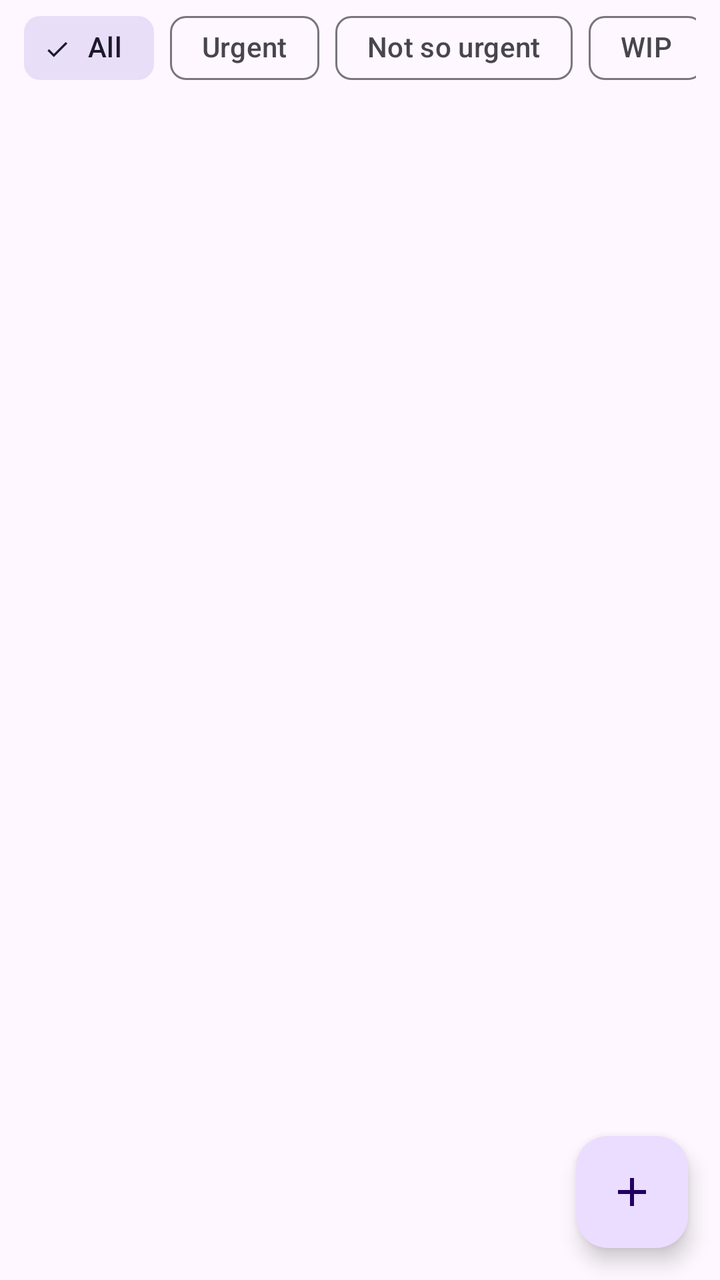
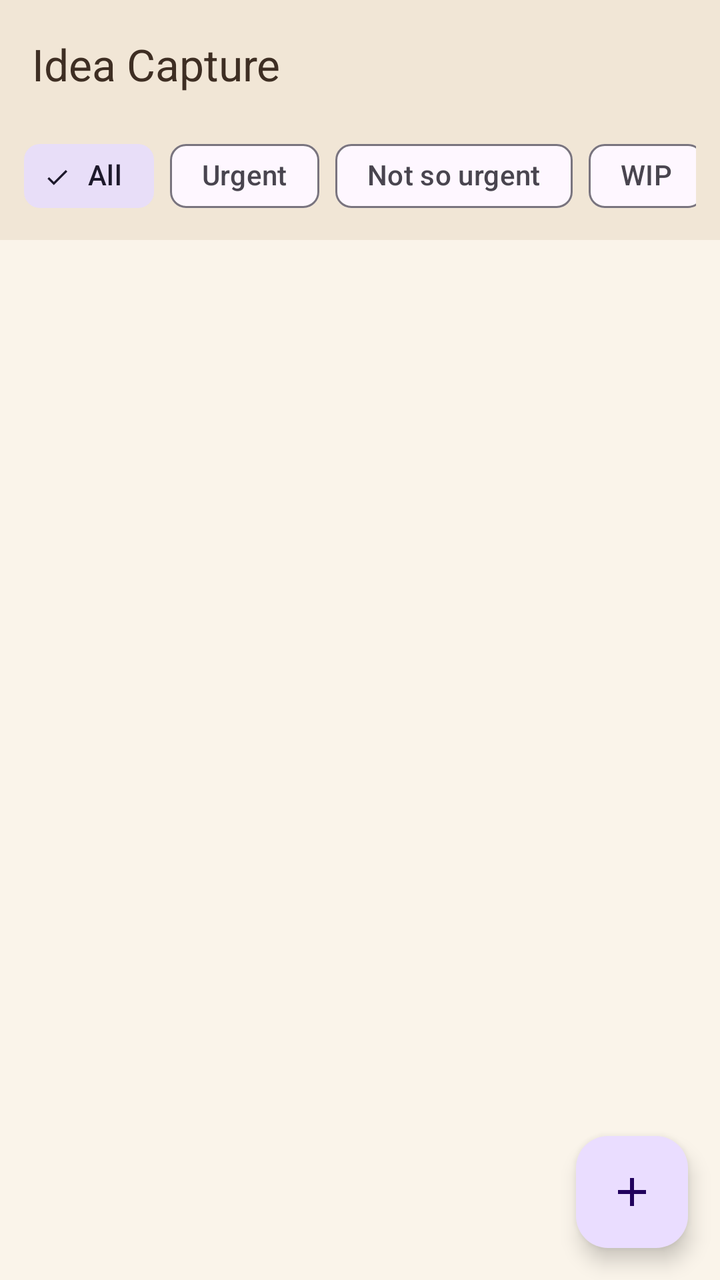

Screens rendered from an Android XML layout before and after an edit, with the pre-edit source and the edit as a unified diff.
<!-- AndroidManifest.xml: application theme Theme.IdeaCapture -->
<!-- res/layout/activity_main.xml -->
<?xml version="1.0" encoding="utf-8"?>
<androidx.coordinatorlayout.widget.CoordinatorLayout
    xmlns:android="http://schemas.android.com/apk/res/android"
    xmlns:app="http://schemas.android.com/apk/res-auto"
    android:layout_width="match_parent"
    android:layout_height="match_parent">

    <LinearLayout
        android:layout_width="match_parent"
        android:layout_height="match_parent"
        android:orientation="vertical">

        <HorizontalScrollView
            android:layout_width="match_parent"
            android:layout_height="wrap_content"
            android:scrollbars="none"
            android:paddingStart="12dp"
            android:paddingEnd="12dp">

            <com.google.android.material.chip.ChipGroup
                android:id="@+id/filterGroup"
                android:layout_width="wrap_content"
                android:layout_height="wrap_content"
                app:singleSelection="true"
                app:singleLine="true"
                app:chipSpacingHorizontal="8dp">

                <com.google.android.material.chip.Chip
                    android:id="@+id/chipAll"
                    style="@style/Widget.Material3.Chip.Filter"
                    android:layout_width="wrap_content"
                    android:layout_height="wrap_content"
                    android:checked="true"
                    android:text="@string/filter_all" />

                <com.google.android.material.chip.Chip
                    android:id="@+id/chipUrgent"
                    style="@style/Widget.Material3.Chip.Filter"
                    android:layout_width="wrap_content"
                    android:layout_height="wrap_content"
                    android:text="@string/status_urgent" />

                <com.google.android.material.chip.Chip
                    android:id="@+id/chipNotSoUrgent"
                    style="@style/Widget.Material3.Chip.Filter"
                    android:layout_width="wrap_content"
                    android:layout_height="wrap_content"
                    android:text="@string/status_not_so_urgent" />

                <com.google.android.material.chip.Chip
                    android:id="@+id/chipWip"
                    style="@style/Widget.Material3.Chip.Filter"
                    android:layout_width="wrap_content"
                    android:layout_height="wrap_content"
                    android:text="@string/status_wip" />
            </com.google.android.material.chip.ChipGroup>
        </HorizontalScrollView>

        <FrameLayout
            android:layout_width="match_parent"
            android:layout_height="0dp"
            android:layout_weight="1">

            <androidx.recyclerview.widget.RecyclerView
                android:id="@+id/ideasList"
                android:layout_width="match_parent"
                android:layout_height="match_parent"
                android:clipToPadding="false"
                android:paddingBottom="88dp" />

            <TextView
                android:id="@+id/emptyView"
                android:layout_width="wrap_content"
                android:layout_height="wrap_content"
                android:layout_gravity="center"
                android:gravity="center"
                android:padding="32dp"
                android:text="@string/empty_hint"
                android:textAppearance="?attr/textAppearanceBodyLarge"
                android:textColor="?android:attr/textColorSecondary"
                android:visibility="gone" />
        </FrameLayout>
    </LinearLayout>

    <com.google.android.material.floatingactionbutton.FloatingActionButton
        android:id="@+id/addFab"
        android:layout_width="wrap_content"
        android:layout_height="wrap_content"
        android:layout_gravity="bottom|end"
        android:layout_margin="16dp"
        android:contentDescription="@string/add_idea"
        app:srcCompat="@drawable/ic_add" />
</androidx.coordinatorlayout.widget.CoordinatorLayout>
<!-- resources referenced by this layout -->
<resources>
  <!-- drawable ic_add (drawable) -->
  <?xml version="1.0" encoding="utf-8"?>
  <vector xmlns:android="http://schemas.android.com/apk/res/android"
      android:width="24dp"
      android:height="24dp"
      android:viewportWidth="24"
      android:viewportHeight="24"
      android:tint="#FFFFFF">
      <path
          android:fillColor="#FFFFFF"
          android:pathData="M19,13h-6v6h-2v-6H5v-2h6V5h2v6h6v2z" />
  </vector>
  <string name="add_idea">Add idea</string>
  <string name="empty_hint">No ideas yet.\nTap + to capture your first idea by typing or voice.</string>
  <string name="filter_all">All</string>
  <string name="status_not_so_urgent">Not so urgent</string>
  <string name="status_urgent">Urgent</string>
  <string name="status_wip">WIP</string>
  <style name="Theme.IdeaCapture" parent="Theme.Material3.DayNight">
          <item name="colorPrimary">#5B47C2</item>
          <item name="colorOnPrimary">#FFFFFF</item>
      </style>
</resources>

<!-- the commit's change to res/layout/activity_main.xml (unified diff, before → after) -->
@@ -1,93 +1,101 @@
 <?xml version="1.0" encoding="utf-8"?>
-<androidx.coordinatorlayout.widget.CoordinatorLayout
+<LinearLayout
     xmlns:android="http://schemas.android.com/apk/res/android"
     xmlns:app="http://schemas.android.com/apk/res-auto"
     android:layout_width="match_parent"
-    android:layout_height="match_parent">
+    android:layout_height="match_parent"
+    android:orientation="vertical"
+    android:fitsSystemWindows="true"
+    android:background="@color/app_background">
 
-    <LinearLayout
+    <com.google.android.material.appbar.MaterialToolbar
+        android:id="@+id/toolbar"
         android:layout_width="match_parent"
-        android:layout_height="match_parent"
-        android:orientation="vertical">
+        android:layout_height="?attr/actionBarSize"
+        android:background="@color/top_bar"
+        app:title="@string/app_name"
+        app:titleTextColor="@color/brown_text_dark" />
 
-        <HorizontalScrollView
-            android:layout_width="match_parent"
+    <HorizontalScrollView
+        android:layout_width="match_parent"
+        android:layout_height="wrap_content"
+        android:background="@color/top_bar"
+        android:scrollbars="none"
+        android:paddingStart="12dp"
+        android:paddingEnd="12dp"
+        android:paddingBottom="8dp">
+
+        <com.google.android.material.chip.ChipGroup
+            android:id="@+id/filterGroup"
+            android:layout_width="wrap_content"
             android:layout_height="wrap_content"
-            android:scrollbars="none"
-            android:paddingStart="12dp"
-            android:paddingEnd="12dp">
+            app:singleSelection="true"
+            app:singleLine="true"
+            app:chipSpacingHorizontal="8dp">
 
-            <com.google.android.material.chip.ChipGroup
-                android:id="@+id/filterGroup"
+            <com.google.android.material.chip.Chip
+                android:id="@+id/chipAll"
+                style="@style/Widget.Material3.Chip.Filter"
                 android:layout_width="wrap_content"
                 android:layout_height="wrap_content"
-                app:singleSelection="true"
-                app:singleLine="true"
-                app:chipSpacingHorizontal="8dp">
+                android:checked="true"
+                android:text="@string/filter_all" />
 
-                <com.google.android.material.chip.Chip
-                    android:id="@+id/chipAll"
-                    style="@style/Widget.Material3.Chip.Filter"
-                    android:layout_width="wrap_content"
-                    android:layout_height="wrap_content"
-                    android:checked="true"
-                    android:text="@string/filter_all" />
-
-                <com.google.android.material.chip.Chip
-                    android:id="@+id/chipUrgent"
-                    style="@style/Widget.Material3.Chip.Filter"
-                    android:layout_width="wrap_content"
-                    android:layout_height="wrap_content"
-                    android:text="@string/status_urgent" />
-
-                <com.google.android.material.chip.Chip
-                    android:id="@+id/chipNotSoUrgent"
-                    style="@style/Widget.Material3.Chip.Filter"
-                    android:layout_width="wrap_content"
-                    android:layout_height="wrap_content"
-                    android:text="@string/status_not_so_urgent" />
-
-                <com.google.android.material.chip.Chip
-                    android:id="@+id/chipWip"
-                    style="@style/Widget.Material3.Chip.Filter"
-                    android:layout_width="wrap_content"
-                    android:layout_height="wrap_content"
-                    android:text="@string/status_wip" />
-            </com.google.android.material.chip.ChipGroup>
-        </HorizontalScrollView>
-
-        <FrameLayout
-            android:layout_width="match_parent"
-            android:layout_height="0dp"
-            android:layout_weight="1">
-
-            <androidx.recyclerview.widget.RecyclerView
-                android:id="@+id/ideasList"
-                android:layout_width="match_parent"
-                android:layout_height="match_parent"
-                android:clipToPadding="false"
-                android:paddingBottom="88dp" />
-
-            <TextView
-                android:id="@+id/emptyView"
+            <com.google.android.material.chip.Chip
+                android:id="@+id/chipUrgent"
+                style="@style/Widget.Material3.Chip.Filter"
                 android:layout_width="wrap_content"
                 android:layout_height="wrap_content"
-                android:layout_gravity="center"
-                android:gravity="center"
-                android:padding="32dp"
-                android:text="@string/empty_hint"
-                android:textAppearance="?attr/textAppearanceBodyLarge"
-                android:textColor="?android:attr/textColorSecondary"
-                android:visibility="gone" />
-        </FrameLayout>
-    </LinearLayout>
+                android:text="@string/status_urgent" />
 
-    <com.google.android.material.floatingactionbutton.FloatingActionButton
-        android:id="@+id/addFab"
-        android:layout_width="wrap_content"
-        android:layout_height="wrap_content"
-        android:layout_gravity="bottom|end"
-        android:layout_margin="16dp"
-        android:contentDescription="@string/add_idea"
-        app:srcCompat="@drawable/ic_add" />
-</androidx.coordinatorlayout.widget.CoordinatorLayout>
+            <com.google.android.material.chip.Chip
+                android:id="@+id/chipNotSoUrgent"
+                style="@style/Widget.Material3.Chip.Filter"
+                android:layout_width="wrap_content"
+                android:layout_height="wrap_content"
+                android:text="@string/status_not_so_urgent" />
+
+            <com.google.android.material.chip.Chip
+                android:id="@+id/chipWip"
+                style="@style/Widget.Material3.Chip.Filter"
+                android:layout_width="wrap_content"
+                android:layout_height="wrap_content"
+                android:text="@string/status_wip" />
+        </com.google.android.material.chip.ChipGroup>
+    </HorizontalScrollView>
+
+    <FrameLayout
+        android:layout_width="match_parent"
+        android:layout_height="0dp"
+        android:layout_weight="1">
+
+        <androidx.recyclerview.widget.RecyclerView
+            android:id="@+id/ideasList"
+            android:layout_width="match_parent"
+            android:layout_height="match_parent"
+            android:clipToPadding="false"
+            android:paddingTop="6dp"
+            android:paddingBottom="88dp" />
+
+        <TextView
+            android:id="@+id/emptyView"
+            android:layout_width="wrap_content"
+            android:layout_height="wrap_content"
+            android:layout_gravity="center"
+            android:gravity="center"
+            android:padding="32dp"
+            android:text="@string/empty_hint"
+            android:textAppearance="?attr/textAppearanceBodyLarge"
+            android:textColor="?android:attr/textColorSecondary"
+            android:visibility="gone" />
+
+        <com.google.android.material.floatingactionbutton.FloatingActionButton
+            android:id="@+id/addFab"
+            android:layout_width="wrap_content"
+            android:layout_height="wrap_content"
+            android:layout_gravity="bottom|end"
+            android:layout_margin="16dp"
+            android:contentDescription="@string/add_idea"
+            app:srcCompat="@drawable/ic_add" />
+    </FrameLayout>
+</LinearLayout>
<!-- resource entries referenced after the edit -->
@@ -1,5 +1,8 @@
 <!-- resources referenced by this layout -->
 <resources>
+  <color name="app_background">#FAF4EA</color>
+  <color name="brown_text_dark">#3E2E23</color>
+  <color name="top_bar">#F1E6D6</color>
   <!-- drawable ic_add (drawable) -->
   <?xml version="1.0" encoding="utf-8"?>
   <vector xmlns:android="http://schemas.android.com/apk/res/android"
@@ -13,14 +16,19 @@
           android:pathData="M19,13h-6v6h-2v-6H5v-2h6V5h2v6h6v2z" />
   </vector>
   <string name="add_idea">Add idea</string>
+  <string name="app_name">Idea Capture</string>
   <string name="empty_hint">No ideas yet.\nTap + to capture your first idea by typing or voice.</string>
   <string name="filter_all">All</string>
   <string name="status_not_so_urgent">Not so urgent</string>
   <string name="status_urgent">Urgent</string>
   <string name="status_wip">WIP</string>
-  <style name="Theme.IdeaCapture" parent="Theme.Material3.DayNight">
-          <item name="colorPrimary">#5B47C2</item>
+  <style name="Theme.IdeaCapture" parent="Theme.Material3.Light.NoActionBar">
+          <item name="colorPrimary">@color/brown_primary</item>
           <item name="colorOnPrimary">#FFFFFF</item>
+          <item name="android:windowBackground">@color/app_background</item>
+          <item name="android:statusBarColor">@color/top_bar</item>
+          <item name="android:windowLightStatusBar">true</item>
       </style>
+  <color name="brown_primary">#7B5E48</color>
 </resources>
 
